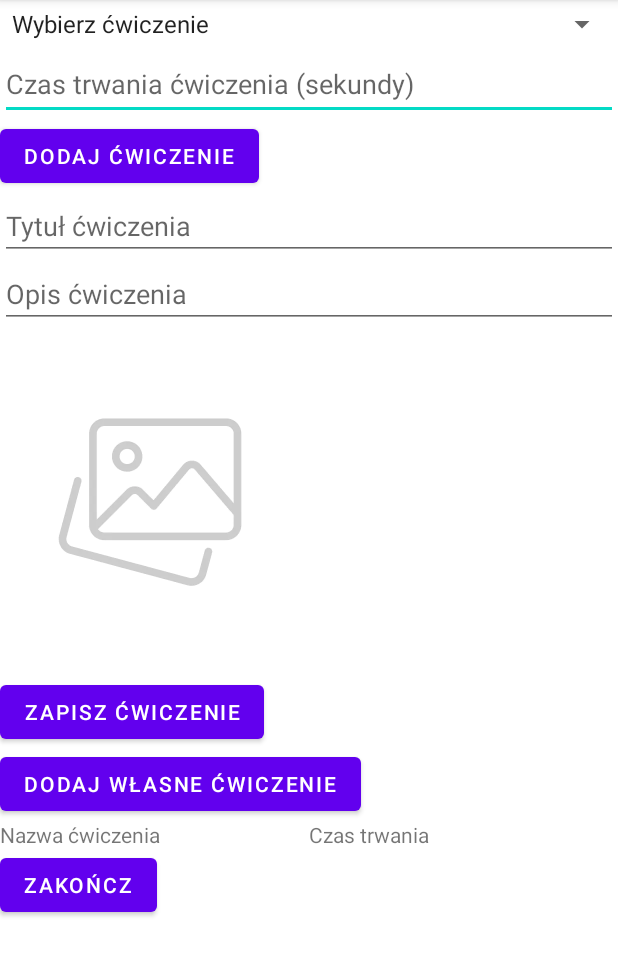
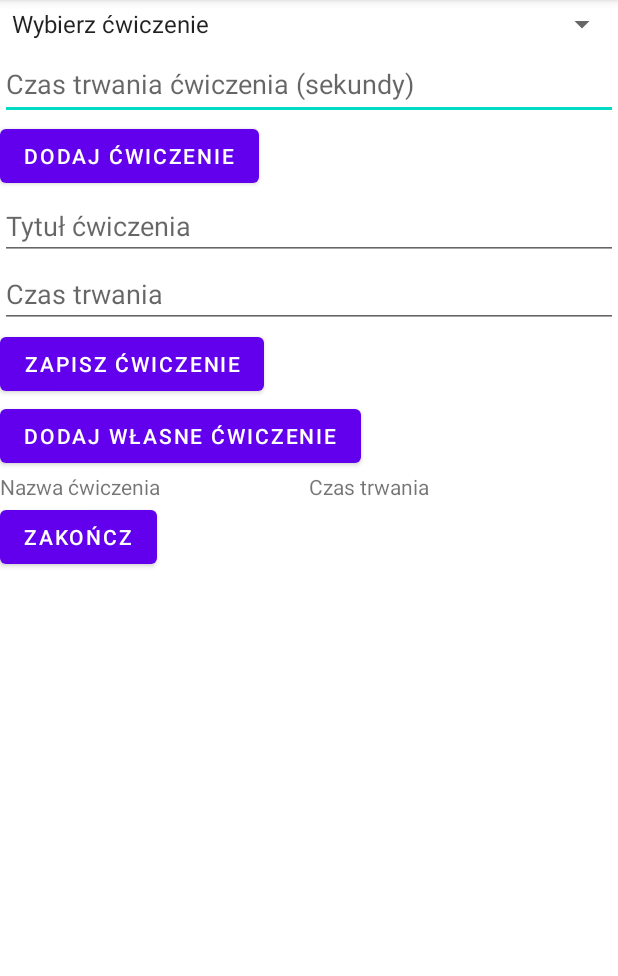
Before and after one commit to buchwaldagata/StretchYOURBody, an Android app: the AddExercisesToTrainingActivity screen opened directly, with no data from a screen before it, after a tap on "ZAPISZ ĆWICZENIE", on a phone screen of 412 x 824 dp, the part 84-1060 px from its top. Run offline under Robolectric (Android 15) with nearby library versions, the phone set to English and light mode, and no system bars; our stand-ins replace Firebase (no records; nobody signed in at launch, a user with empty details on screens opened directly); 3 statements that could not run were skipped; 3 other taps on this screen came first.

```diff
--- a/app/src/main/java/com/example/stretchyourbody/AddExercisesToTrainingActivity.kt
+++ b/app/src/main/java/com/example/stretchyourbody/AddExercisesToTrainingActivity.kt
@@ -33,12 +33,12 @@ class AddExercisesToTrainingActivity : AppCompatActivity() {
         get() = findViewById(R.id.buttonAddCustomExercise)
     private val buttonSaveCustomExercise:Button
         get() = findViewById(R.id.buttonSaveCustomExercise)
-    private val editTextCustomExerciseDescription:EditText
-        get() = findViewById(R.id.editTextCustomExerciseDescription)
+    private val editTextCustomExerciseTime:EditText
+        get() = findViewById(R.id.editTextCustomExerciseTime)
     private val editTextCustomExerciseTitle:EditText
         get() = findViewById(R.id.editTextCustomExerciseTitle)
-    private val imageViewCustomExercise:ImageView
-        get() = findViewById(R.id.imageViewCustomExercise)
+//    private val imageViewCustomExercise:ImageView
+//        get() = findViewById(R.id.imageViewCustomExercise)
     private val customExerciseLayout: LinearLayout
         get() = findViewById(R.id.customExerciseLayout)
     private val exercisesList = ExercisesList()
@@ -117,6 +117,14 @@ class AddExercisesToTrainingActivity : AppCompatActivity() {
         exercises.add(Cwiczenie(exerciseName, exerciseDuration))
 
         // Dodanie wiersza z ćwiczeniem do tabeli
+        addExerciseBasic(exerciseDuration, exerciseName)
+
+        editTextExerciseDuration.text.clear()
+        setupSpinner()
+    }
+
+
+    private fun addExerciseBasic(exerciseDuration: Int, exerciseName: String){
         val row = TableRow(this)
 
         val nameTextView = TextView(this)
@@ -136,10 +144,7 @@ class AddExercisesToTrainingActivity : AppCompatActivity() {
 
         tableLayoutExercises.addView(row)
 
-        editTextExerciseDuration.text.clear()
-        setupSpinner()
     }
-
     private fun removeExercise(row: TableRow) {
         // Usunięcie ćwiczenia z obiektu Training
         val index = tableLayoutExercises.indexOfChild(row) - 1 // Pomijamy wiersz nagłówków
@@ -205,14 +210,17 @@ class AddExercisesToTrainingActivity : AppCompatActivity() {
 
     private fun saveCustomExercise() {
         val exerciseTitle = editTextCustomExerciseTitle.text.toString()
-        val exerciseDescription = editTextCustomExerciseDescription.text.toString()
+        val exerciseTime = editTextCustomExerciseTime.text.toString()
 
-        if (exerciseTitle.isNotEmpty() && exerciseDescription.isNotEmpty()) {
-            val exercise = Exercise(exerciseTitle, exerciseDescription, R.drawable.default_img)
-            exercisesList.addExercise(exercise)
+        if (exerciseTitle.isNotEmpty() && exerciseTime.isNotEmpty()) {
+            val exercise = Cwiczenie(exerciseTitle, exerciseTime.toInt())
+            exercises.add(exercise)
+
+            addExerciseBasic(exerciseTime.toInt(), exerciseTitle)
+
             setupSpinner()
             editTextCustomExerciseTitle.text.clear()
-            editTextCustomExerciseDescription.text.clear()
+            editTextCustomExerciseTime.text.clear()
             customExerciseLayout.visibility = View.GONE
             isCustomExerciseFormVisible = false
             Toast.makeText(this, "Dodano własne ćwiczenie", Toast.LENGTH_SHORT).show()
--- a/app/src/main/res/layout/activity_add_exercises_to_training.xml
+++ b/app/src/main/res/layout/activity_add_exercises_to_training.xml
@@ -44,19 +44,19 @@
                 android:hint="Tytuł ćwiczenia" />
 
             <EditText
-                android:id="@+id/editTextCustomExerciseDescription"
+                android:id="@+id/editTextCustomExerciseTime"
                 android:layout_width="match_parent"
                 android:layout_height="wrap_content"
-                android:hint="Opis ćwiczenia" />
+                android:hint="Czas trwania" />
 
-            <ImageView
-                android:id="@+id/imageViewCustomExercise"
-                android:layout_width="200dp"
-                android:layout_height="200dp"
-                android:src="@drawable/default_img"
-                android:scaleType="centerCrop"
-                android:layout_marginTop="16dp"
-                android:layout_marginBottom="16dp" />
+<!--            <ImageView-->
+<!--                android:id="@+id/imageViewCustomExercise"-->
+<!--                android:layout_width="200dp"-->
+<!--                android:layout_height="200dp"-->
+<!--                android:src="@drawable/default_img"-->
+<!--                android:scaleType="centerCrop"-->
+<!--                android:layout_marginTop="16dp"-->
+<!--                android:layout_marginBottom="16dp" />-->
 
             <Button
                 android:id="@+id/buttonSaveCustomExercise"
```
